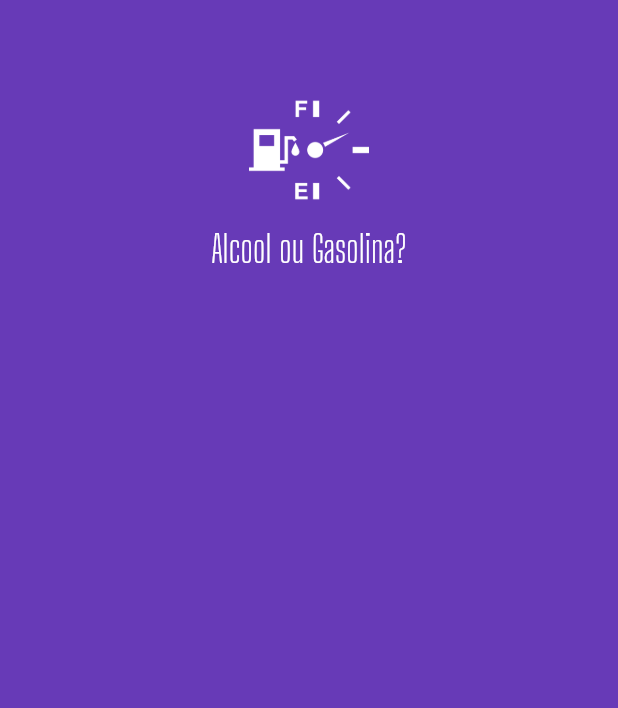
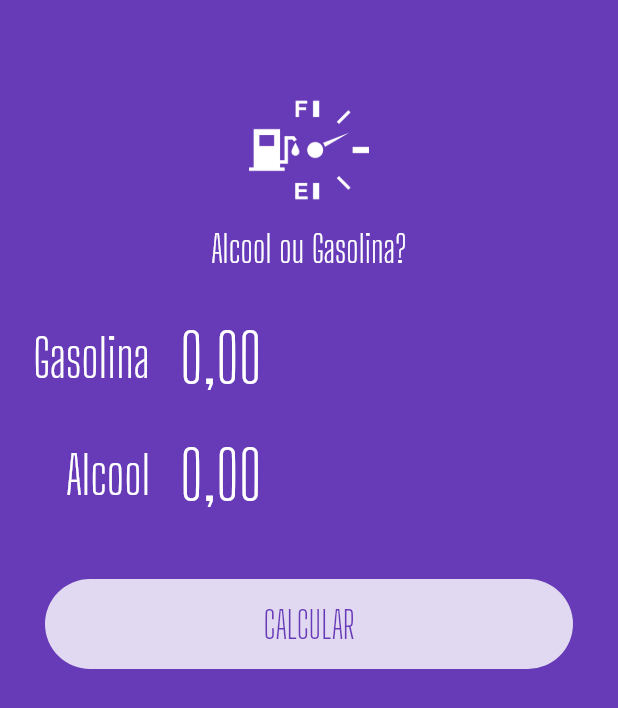
Before and after one commit to cerradosoftware/flutter-aog, a Flutter app: the screen it shows after launch, on a phone screen of 412 x 824 dp. Shown: the top 708 px of the screen. Run offline on Flutter 3.47's test engine with Material 2 defaults, Android fonts, the phone set to English and light mode, and no system bars; our stand-ins replace flutter_masked_text.

Commit message:
criados inputs e botões

```diff
--- a/lib/main.dart
+++ b/lib/main.dart
@@ -1,5 +1,7 @@
+import 'package:aog/widgets/input.widget.dart';
 import 'package:aog/widgets/logo.widget.dart';
 import 'package:flutter/material.dart';
+import 'package:flutter_masked_text/flutter_masked_text.dart';
 
 void main() => runApp(MyApp());
 
@@ -19,6 +21,9 @@ class MyApp extends StatelessWidget {
 }
 
 class Home extends StatelessWidget {
+  var _gasolinaController = new MoneyMaskedTextController();
+  var _alcoolController = new MoneyMaskedTextController();
+
   @override
   Widget build(BuildContext context) {
     return Scaffold(
@@ -26,6 +31,27 @@ class Home extends StatelessWidget {
       body: ListView(
         children: <Widget>[
           Logo(),
+          Input(label: "Gasolina", controller: _gasolinaController),
+          Input(label: "Alcool", controller: _gasolinaController),
+          Container(
+            height: 60,
+            margin: EdgeInsets.all(30),
+            decoration: BoxDecoration(
+              color: Colors.white.withOpacity(0.8),
+              borderRadius: BorderRadius.circular(50),
+            ),
+            child: FlatButton(
+              child: Text(
+                "CALCULAR",
+                style: TextStyle(
+                  color: Theme.of(context).primaryColor,
+                  fontSize: 25,
+                  fontFamily: "Big Shoulders Display",
+                ),
+              ),
+              onPressed: () {},
+            ),
+          )
         ],
       ),
     );
--- /dev/null
+++ b/lib/widgets/input.widget.dart
@@ -0,0 +1,45 @@
+import 'package:flutter/material.dart';
+import 'package:flutter_masked_text/flutter_masked_text.dart';
+
+class Input extends StatelessWidget {
+  var label = '';
+  var controller = MoneyMaskedTextController();
+
+  Input({@required this.label, @required this.controller});
+  @override
+  Widget build(BuildContext context) {
+    return Row(
+      children: <Widget>[
+        Container(
+          width: 100,
+          alignment: Alignment.centerRight,
+          child: Text(
+            label,
+            style: TextStyle(
+              color: Colors.white,
+              fontSize: 35,
+              fontFamily: "Big Shoulders Display",
+            ),
+          ),
+        ),
+        SizedBox(
+          width: 20,
+        ),
+        Expanded(
+          child: TextFormField(
+            controller: controller,
+            keyboardType: TextInputType.number,
+            style: TextStyle(
+              color: Colors.white,
+              fontSize: 45,
+              fontFamily: "Big Shoulders Display",
+            ),
+            decoration: InputDecoration(
+              border: InputBorder.none,
+            ),
+          ),
+        )
+      ],
+    );
+  }
+}
```
